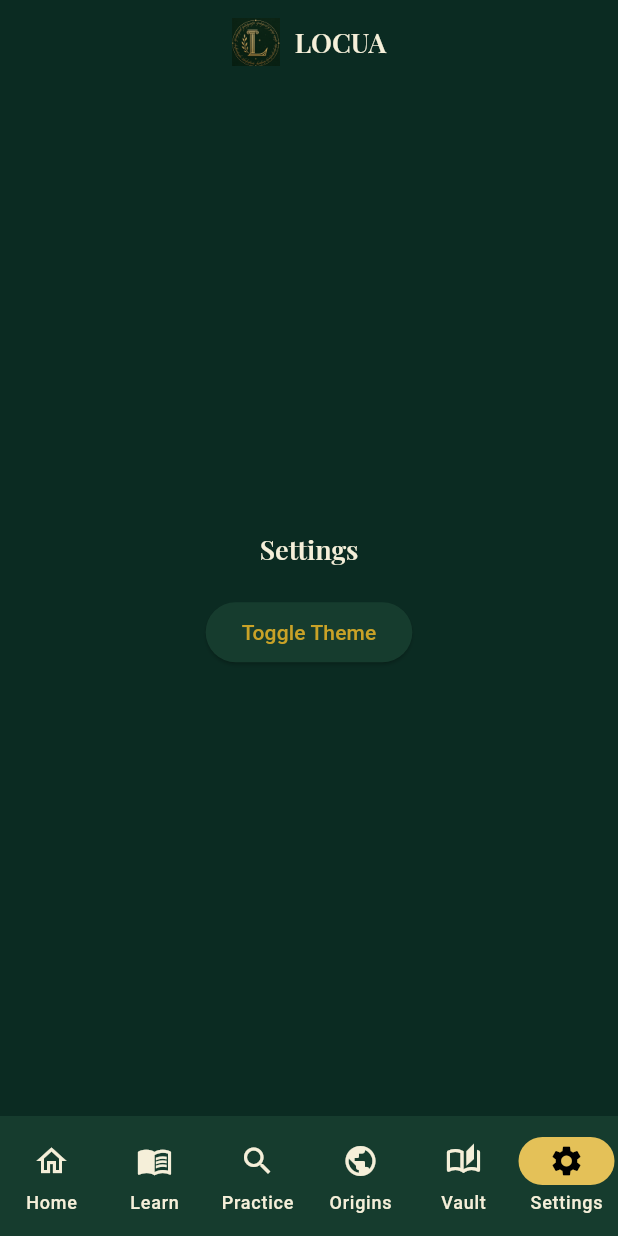
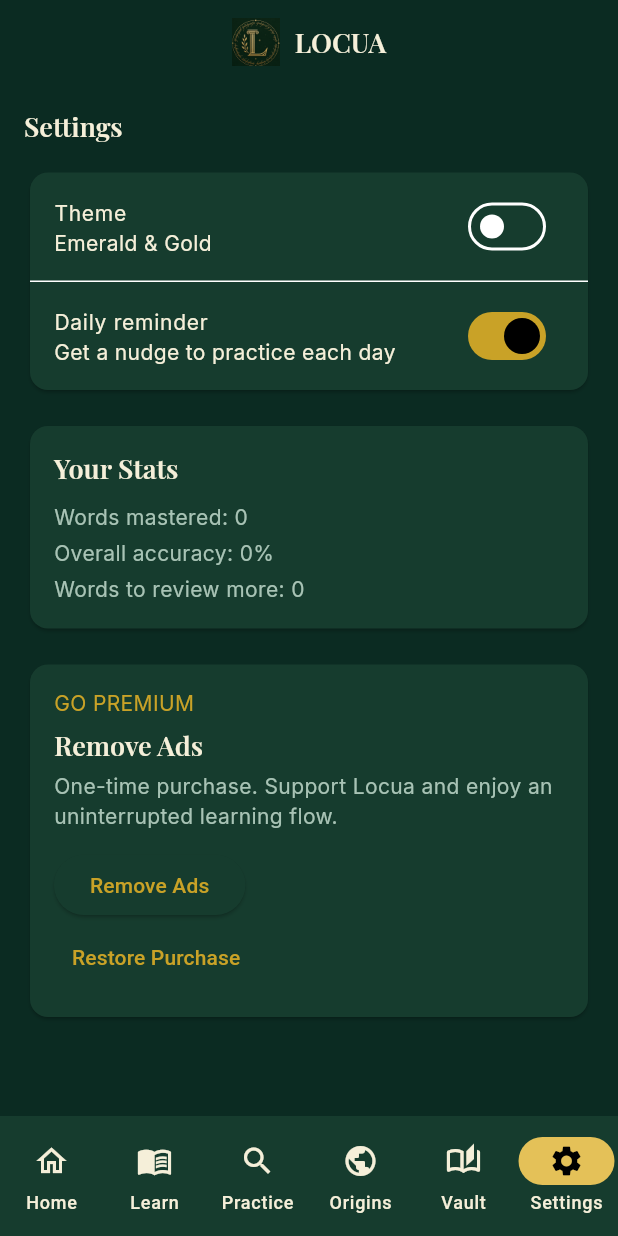
Before and after one commit to disenapati-90/locua_app, a Flutter app: the screen it shows after launch, item 6 of the bottom bar chosen, on a phone screen of 412 x 824 dp. Run offline on Flutter 3.47's test engine with Material 3 defaults, Android fonts, the phone set to English and light mode, and no system bars; our stand-ins replace flutter_tts, google_fonts, google_mobile_ads, hive, hive_flutter, in_app_purchase; missing offline and left inert: record; accounts and stored records are empty.

Commit message:
Day 13: stats dashboard complete - accuracy tracking, weak words, fixed progress_provider.dart truncation issue

```diff
--- a/locua/lib/models/progress.dart
+++ b/locua/lib/models/progress.dart
@@ -36,6 +36,12 @@
   @HiveField(7)
   String? voiceNoteId; // reference to a saved voice recording, if any
 
+  @HiveField(8)
+  int totalAttempts;
+
+  @HiveField(9)
+  int correctAttempts;
+
   Progress({
     required this.word,
     this.lastReviewed,
@@ -45,11 +51,15 @@
     this.learned = false,
     this.userMnemonic,
     this.voiceNoteId,
+    this.totalAttempts = 0,
+    this.correctAttempts = 0,
   });
 
   // Call this when the user answers correctly in Word Detective.
   // Interval grows: 1 -> 2 -> 5 -> 10 -> 20 days (caps at 20).
   void markCorrect() {
+    totalAttempts += 1;
+    correctAttempts += 1;
     correctStreak += 1;
     lastReviewed = DateTime.now();
     if (intervalDays == 1) {
@@ -68,6 +78,7 @@
   // Call this when the user answers incorrectly. Resets the spacing —
   // the word needs to be seen again soon, not in weeks.
   void markIncorrect() {
+    totalAttempts += 1;
     correctStreak = 0;
     intervalDays = 1;
     lastReviewed = DateTime.now();
--- a/locua/lib/providers/progress_provider.dart
+++ b/locua/lib/providers/progress_provider.dart
@@ -1,8 +1,8 @@
 // progress_provider.dart
 // Central place that reads/writes Progress data from Hive, exposes
-// simple stats (streak, % complete, words learned), and — new for Day 7 —
-// figures out which words are actually DUE for review today, based on
-// real spaced-repetition scheduling (not just question count).
+// simple stats (streak, % complete, words learned, accuracy, weak words),
+// and figures out which words are actually DUE for review today, based
+// on real spaced-repetition scheduling (not just question count).
 
 import 'package:flutter/material.dart';
 import '../models/progress.dart';
@@ -30,6 +30,25 @@
     final fresh = Progress(word: word); // defaults: interval 1 day, streak 0
     box.add(fresh);
     return fresh;
+  }
+
+  // Overall accuracy across every attempt ever made, as a percentage.
+  double get overallAccuracy {
+    final all = allProgress;
+    if (all.isEmpty) return 0.0;
+    final totalAttempts = all.fold(0, (sum, p) => sum + p.totalAttempts);
+    final totalCorrect = all.fold(0, (sum, p) => sum + p.correctAttempts);
+    if (totalAttempts == 0) return 0.0;
+    return (totalCorrect / totalAttempts) * 100;
+  }
+
+  // Words that have been attempted but are struggling — answered at
+  // least twice, with less than 50% accuracy. These are the "weak words"
+  // worth highlighting to the user.
+  List<Progress> get weakWords {
+    return allProgress
+        .where((p) => p.totalAttempts >= 2 && (p.correctAttempts / p.totalAttempts) < 0.5)
+        .toList();
   }
 
   // Returns only the words that are DUE for review today — this is the
--- a/locua/lib/screens/settings_screen.dart
+++ b/locua/lib/screens/settings_screen.dart
@@ -1,31 +1,131 @@
 // settings_screen.dart
-// Placeholder for the Settings tab. Will later show theme switcher,
-// reminders toggle, and Remove Ads purchase button (Day 13).
-// Note: theme toggle already works globally (built Day 1) — we'll move
-// the toggle button here permanently once this screen is built out.
+// Real Settings screen: theme switcher (Emerald/Midnight), a daily
+// reminder toggle (placeholder logic for now — real notifications come
+// later), and the Remove Ads purchase button wired to IapService.
 
 import 'package:flutter/material.dart';
 import 'package:provider/provider.dart';
 import '../providers/theme_provider.dart';
+import '../providers/ad_provider.dart';
+import '../services/iap_service.dart';
+import '../providers/progress_provider.dart';
 
-class SettingsScreen extends StatelessWidget {
+class SettingsScreen extends StatefulWidget {
   const SettingsScreen({super.key});
 
   @override
+  State<SettingsScreen> createState() => _SettingsScreenState();
+}
+
+class _SettingsScreenState extends State<SettingsScreen> {
+  bool _reminderEnabled = true; // placeholder — real scheduling comes later
+
+  @override
   Widget build(BuildContext context) {
-    return Center(
-      child: Column(
-        mainAxisAlignment: MainAxisAlignment.center,
-        children: [
-          Text('Settings', style: Theme.of(context).textTheme.titleLarge),
-          const SizedBox(height: 20),
-          // Temporary theme toggle button, moved here from the old placeholder home screen.
-          ElevatedButton(
-            onPressed: () => context.read<ThemeProvider>().toggleTheme(),
-            child: const Text('Toggle Theme'),
+    final themeProvider = context.watch<ThemeProvider>();
+    final adProvider = context.watch<AdProvider>();
+
+    return ListView(
+      padding: const EdgeInsets.all(16),
+      children: [
+        Text('Settings', style: Theme.of(context).textTheme.titleLarge),
+        const SizedBox(height: 16),
+
+        // ---- Theme switcher ----
+        Card(
+          child: Column(
+            children: [
+              ListTile(
+                title: const Text('Theme'),
+                subtitle: Text(themeProvider.current == AppThemeOption.emerald
+                    ? 'Emerald & Gold'
+                    : 'Midnight & Gold'),
+                trailing: Switch(
+                  value: themeProvider.current == AppThemeOption.midnight,
+                  onChanged: (_) => themeProvider.toggleTheme(),
+                ),
+              ),
+              const Divider(height: 1),
+              // ---- Daily reminder toggle ----
+              ListTile(
+                title: const Text('Daily reminder'),
+                subtitle: const Text('Get a nudge to practice each day'),
+                trailing: Switch(
+                  value: _reminderEnabled,
+                  onChanged: (value) => setState(() => _reminderEnabled = value),
+                ),
+              ),
+            ],
           ),
-        ],
-      ),
+        ),
+        const SizedBox(height: 16),
+
+        // ---- Stats dashboard ----
+        Consumer<ProgressProvider>(
+          builder: (context, progressProvider, _) {
+            final weak = progressProvider.weakWords;
+            return Card(
+              child: Padding(
+                padding: const EdgeInsets.all(16.0),
+                child: Column(
+                  crossAxisAlignment: CrossAxisAlignment.start,
+                  children: [
+                    Text('Your Stats', style: Theme.of(context).textTheme.titleLarge),
+                    const SizedBox(height: 12),
+                    Text('Words mastered: ${progressProvider.wordsLearnedCount}'),
+                    const SizedBox(height: 4),
+                    Text('Overall accuracy: ${progressProvider.overallAccuracy.round()}%'),
+                    const SizedBox(height: 4),
+                    Text('Words to review more: ${weak.length}'),
+                    if (weak.isNotEmpty) ...[
+                      const SizedBox(height: 8),
+                      Wrap(
+                        spacing: 6,
+                        children: weak
+                            .map((p) => Chip(label: Text(p.word)))
+                            .toList(),
+                      ),
+                    ],
+                  ],
+                ),
+              ),
+            );
+          },
+        ),
+        const SizedBox(height: 16),
+
+        // ---- Remove Ads ----
+        Card(
+          child: Padding(
+            padding: const EdgeInsets.all(16.0),
+            child: Column(
+              crossAxisAlignment: CrossAxisAlignment.start,
+              children: [
+                Text('GO PREMIUM',
+                    style: Theme.of(context).textTheme.bodyMedium?.copyWith(
+                        color: Theme.of(context).colorScheme.primary)),
+                const SizedBox(height: 6),
+                Text('Remove Ads', style: Theme.of(context).textTheme.titleLarge),
+                const SizedBox(height: 6),
+                const Text(
+                    'One-time purchase. Support Locua and enjoy an uninterrupted learning flow.'),
+                const SizedBox(height: 12),
+                if (adProvider.isAdFree)
+                  const Text('✓ Ads removed — thank you for your support!')
+                else
+                  ElevatedButton(
+                    onPressed: () => IapService.buyRemoveAds(),
+                    child: const Text('Remove Ads'),
+                  ),
+                TextButton(
+                  onPressed: () => IapService.restorePurchases(),
+                  child: const Text('Restore Purchase'),
+                ),
+              ],
+            ),
+          ),
+        ),
+      ],
     );
   }
 }
```
Also changed, not shown: locua/lib/models/progress.g.dart.
